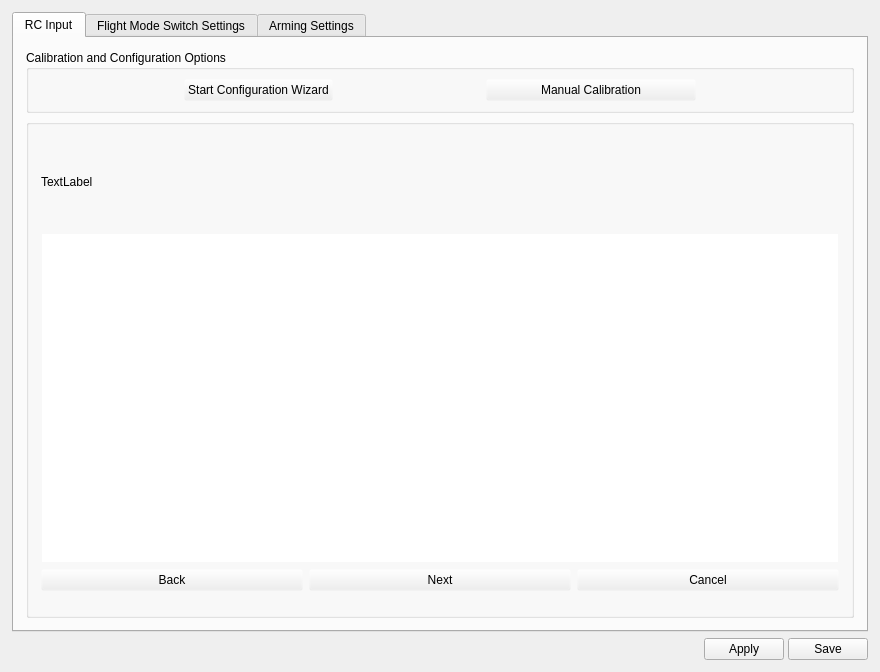
TauLabs/TauLabs, file ground/gcs/src/plugins/config/input.ui: the form before one commit.
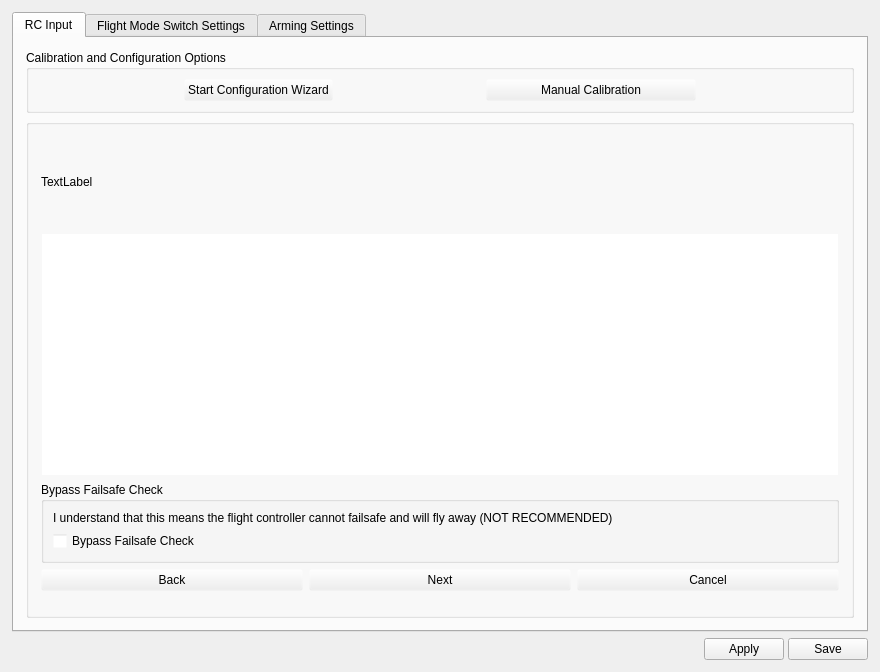
The form after the commit. The open tabs and pages were chosen to show the change. Icons and pictures are not drawn.

Commit message:
GCS Input: allow bypassing failsafe detection (not recommended)
Some receivers (e.g. 9x) do not have the ability to configure
failsafe. This is extremely dangerous to use with a multirotor
as they can fly away once this happens. This commit adds strong
warnings against this configuration, but allows people to skip
the failsafe check.

The edit to the form file:
```diff
--- a/ground/gcs/src/plugins/config/input.ui
+++ b/ground/gcs/src/plugins/config/input.ui
@@ -280,6 +280,35 @@
                     </item>
                    </layout>
                   </item>
+                  <item>
+                   <widget class="QGroupBox" name="bypassFailsafeGroup">
+                    <property name="title">
+                     <string>Bypass Failsafe Check</string>
+                    </property>
+                    <layout class="QVBoxLayout" name="verticalLayout_4">
+                     <item>
+                      <widget class="QLabel" name="label_2">
+                       <property name="text">
+                        <string>I understand that this means the flight controller cannot failsafe and will fly away (NOT RECOMMENDED)</string>
+                       </property>
+                       <property name="wordWrap">
+                        <bool>true</bool>
+                       </property>
+                      </widget>
+                     </item>
+                     <item>
+                      <widget class="QCheckBox" name="cbBypassFailsafe">
+                       <property name="enabled">
+                        <bool>true</bool>
+                       </property>
+                       <property name="text">
+                        <string>Bypass Failsafe Check</string>
+                       </property>
+                      </widget>
+                     </item>
+                    </layout>
+                   </widget>
+                  </item>
                   <item>
                    <layout class="QHBoxLayout" name="horizontalLayout_3">
                     <item>
```
The commit also changes 1 other file.
